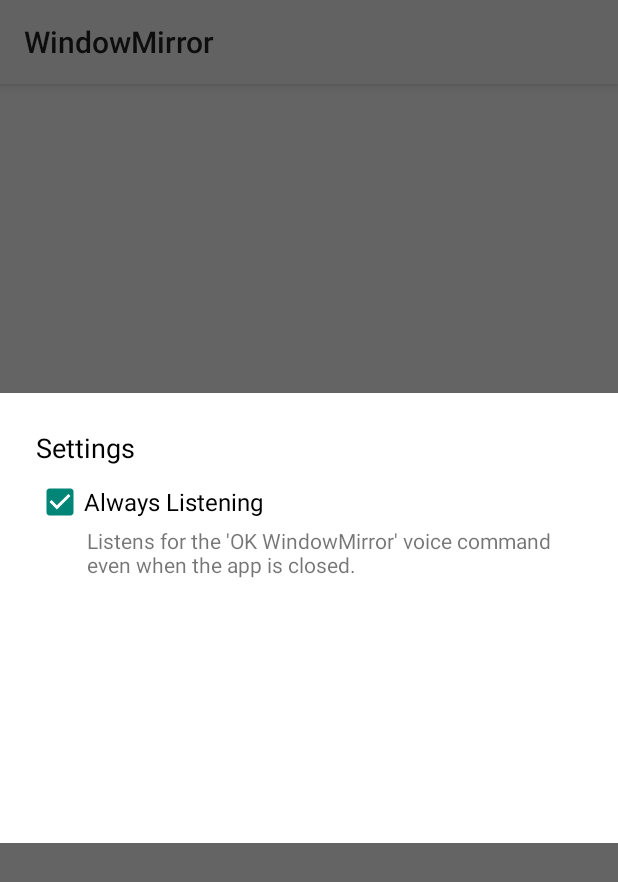
After one commit to WMButterfly/ButterflyOld, an Android app: the fragment SettingsDialog shown on its own in the app's theme, on a phone screen of 412 x 824 dp. The commit adds this screen. Shown: the top 882 px of the screen. Run offline under Robolectric (Android 15) with nearby library versions, the phone set to English and light mode, and no system bars.

Commit message:
Added dialog for turning on/off sphynx while app is in background

```diff
--- /dev/null
+++ b/app/src/main/java/com/windowmirror/android/controller/dialog/SettingsDialog.java
@@ -0,0 +1,49 @@
+package com.windowmirror.android.controller.dialog;
+
+import android.app.Dialog;
+import android.content.DialogInterface;
+import android.os.Bundle;
+import android.support.annotation.Nullable;
+import android.support.v4.app.DialogFragment;
+import android.view.LayoutInflater;
+import android.view.View;
+import android.view.ViewGroup;
+import android.view.Window;
+import android.widget.CheckBox;
+import com.windowmirror.android.R;
+import com.windowmirror.android.util.LocalPrefs;
+
+/**
+ * Dialog for manging app settings.
+ * @author alliecurry
+ */
+public class SettingsDialog extends DialogFragment {
+    public static final String TAG = SettingsDialog.class.getSimpleName();
+
+    private CheckBox serviceCheckBox;
+
+    @Nullable
+    @Override
+    public View onCreateView(LayoutInflater inflater, ViewGroup container, Bundle savedInstanceState) {
+        final View v = inflater.inflate(R.layout.dialog_settings, container, false);
+        serviceCheckBox = (CheckBox) v.findViewById(R.id.service_checkbox);
+        serviceCheckBox.setChecked(LocalPrefs.getIsBackgroundService(getContext()));
+
+        final Dialog dialog = getDialog();
+        if (dialog != null && dialog.getWindow() != null) {
+            Window window = dialog.getWindow();
+            window.requestFeature(Window.FEATURE_NO_TITLE);
+            window.setBackgroundDrawableResource(R.drawable.dialog_background);
+        }
+
+        return v;
+    }
+
+    @Override
+    public void onDismiss(DialogInterface dialog) {
+        if (serviceCheckBox != null) {
+            LocalPrefs.setBackgroundService(getContext(), serviceCheckBox.isChecked());
+        }
+        super.onDismiss(dialog);
+    }
+}
--- a/app/src/main/java/com/windowmirror/android/util/LocalPrefs.java
+++ b/app/src/main/java/com/windowmirror/android/util/LocalPrefs.java
@@ -21,6 +21,7 @@
 public final class LocalPrefs {
     private static final String PREFS_NAME = "wmprefs";
     private static final String KEY_ENTRIES = "wments";
+    private static final String KEY_BACKGROUND_SERVICE = "bgsphynx";
 
     /** Local copy of History List as not to cause slow-down.
      * Should be saved when app is closed.
@@ -33,6 +34,17 @@
 
     private static SharedPreferences getPrefs(final Context context) {
         return context.getSharedPreferences(PREFS_NAME, 0);
+    }
+
+    public static boolean getIsBackgroundService(final Context context) {
+        return getPrefs(context).getBoolean(KEY_BACKGROUND_SERVICE, true);
+    }
+
+    public static void setBackgroundService(final Context context, final boolean run) {
+        getPrefs(context)
+                .edit()
+                .putBoolean(KEY_BACKGROUND_SERVICE, run)
+                .commit();
     }
 
     public static List<Entry> getStoredEntries(final Context context) {
--- /dev/null
+++ b/app/src/main/res/drawable/dialog_background.xml
@@ -0,0 +1,5 @@
+<?xml version="1.0" encoding="utf-8"?>
+<shape xmlns:android="http://schemas.android.com/apk/res/android"
+       android:shape="rectangle">
+    <solid android:color="@android:color/white" />
+</shape>
--- /dev/null
+++ b/app/src/main/res/layout/dialog_settings.xml
@@ -0,0 +1,35 @@
+<?xml version="1.0" encoding="utf-8"?>
+<LinearLayout xmlns:android="http://schemas.android.com/apk/res/android"
+              android:orientation="vertical"
+              android:layout_width="match_parent"
+              android:layout_height="match_parent"
+              android:minWidth="400dp"
+              android:minHeight="300dp"
+              android:padding="24dp">
+
+    <TextView
+            android:layout_width="wrap_content"
+            android:layout_height="wrap_content"
+            android:textColor="@android:color/primary_text_light"
+            android:text="@string/settings"
+            android:textSize="18sp"
+            android:layout_marginBottom="8dp"
+            />
+
+    <CheckBox
+            style="@android:style/Widget.Holo.Light.CompoundButton.CheckBox"
+            android:id="@+id/service_checkbox"
+            android:layout_width="wrap_content"
+            android:layout_height="wrap_content"
+            android:text="@string/always_listening"
+            android:textSize="16sp"
+            />
+
+    <TextView
+            android:layout_width="wrap_content"
+            android:layout_height="wrap_content"
+            android:layout_marginLeft="34dp"
+            android:text="@string/always_listening_message"
+            />
+
+</LinearLayout>
--- a/app/src/main/res/values/strings.xml
+++ b/app/src/main/res/values/strings.xml
@@ -7,5 +7,10 @@
     <string name="now">Just Now</string>
     <string name="history">History</string>
     <string name="transcription_pending">Transcription Pending</string>
+    <string name="settings">Settings</string>
+    <string name="always_listening">Always Listening</string>
+    <string name="always_listening_message">Listens for the \'OK WindowMirror\' voice command even when the app is
+        closed.
+    </string>
 
 </resources>
```
